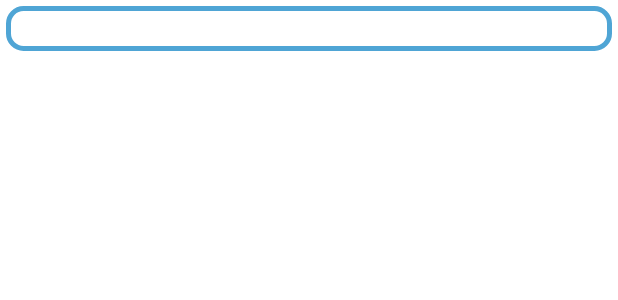
After one commit to uleman1c/ApexWH, an Android app: the layout document_list_item.xml on its own in the app's theme, with its tools: preview values and no code run, on a phone screen of 412 x 824 dp. The commit adds this screen. Shown: the top 300 px of the screen. Run offline under Robolectric (Android 15) with nearby library versions, the light colour scheme and no system bars.

Commit message:
home btns ret 2

```diff
--- /dev/null
+++ b/app/src/main/res/layout/document_list_item.xml
@@ -0,0 +1,39 @@
+<?xml version="1.0" encoding="utf-8"?>
+<LinearLayout xmlns:android="http://schemas.android.com/apk/res/android"
+    xmlns:app="http://schemas.android.com/apk/res-auto"
+    xmlns:tools="http://schemas.android.com/tools"
+    android:layout_width="match_parent"
+    android:layout_height="wrap_content"
+    android:layout_marginLeft="4sp"
+    android:layout_marginTop="4sp"
+    android:layout_marginRight="4sp"
+    android:background="@drawable/back"
+    android:orientation="vertical">
+
+
+    <LinearLayout
+        android:layout_width="match_parent"
+        android:layout_height="wrap_content"
+        android:orientation="horizontal"
+        android:padding="4sp">
+
+        <LinearLayout
+            android:layout_width="match_parent"
+            android:layout_height="wrap_content"
+            android:layout_gravity="center_vertical"
+            android:layout_marginStart="8dp"
+            android:orientation="vertical">
+
+            <TextView
+                android:id="@+id/tvDescription"
+                android:layout_width="match_parent"
+                android:layout_height="wrap_content"
+                android:textSize="16sp"
+                android:textStyle="bold" />
+
+
+        </LinearLayout>
+
+    </LinearLayout>
+
+</LinearLayout>
```
Also changed, not shown: app/src/main/java/com/example/apexwh/objects/Document.java (added, +35 -0 lines), app/src/main/java/com/example/apexwh/ui/adapters/DocumentDataAdapter.java (added, +84 -0 lines), app/src/main/java/com/example/apexwh/ui/returns/ReturnsFragment.java (+103 -26 lines), app/src/main/java/com/example/apexwh/objects/Reference.java (line endings or trailing spaces), app/src/main/java/com/example/apexwh/ui/adapters/ReferenceDataAdapter.java (line endings or trailing spaces).
